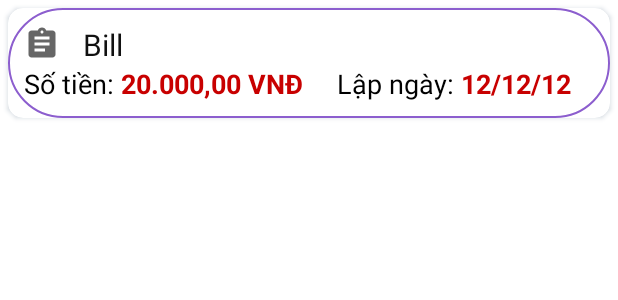
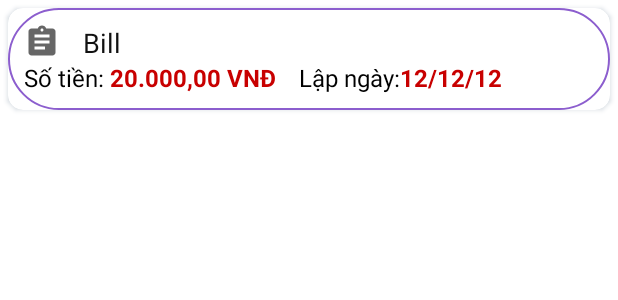
Before and after one commit to arirator120/demopharmacystore, an Android app: the layout row_item_history.xml on its own in the app's theme, with its tools: preview values and no code run, on a phone screen of 412 x 824 dp. Shown: the top 300 px of the screen. Run offline under Robolectric (Android 15) with nearby library versions, the phone set to English and light mode, and no system bars.

Commit message:
Edit Employee Login and row item history

```diff
--- a/QuanLyQuayThuoc/app/src/main/res/layout/row_item_history.xml
+++ b/QuanLyQuayThuoc/app/src/main/res/layout/row_item_history.xml
@@ -41,7 +41,7 @@
                         android:layout_height="match_parent"
                         android:textColor="#111111"
                         android:text="Bill"
-                        android:textSize="20sp"
+                        android:textSize="18sp"
                         />
                 </TableRow>
 
@@ -55,7 +55,7 @@
                         android:layout_width="wrap_content"
                         android:layout_height="match_parent"
                         android:textColor="@color/black"
-                        android:textSize="18sp"
+                        android:textSize="16sp"
                         android:text="Số tiền: "/>
                     <TextView
                         android:id="@+id/tvPrice"
@@ -63,31 +63,30 @@
                         android:layout_height="match_parent"
                         android:textColor="#C80000"
                         android:textStyle="bold"
-                        android:textSize="18sp"
+                        android:textSize="16sp"
                         android:text="20.000"/>
                     <TextView
-                        android:layout_width="0dp"
+                        android:layout_width="wrap_content"
                         android:layout_height="match_parent"
-                        android:layout_weight="1"
                         android:textColor="#C80000"
                         android:textStyle="bold"
-                        android:textSize="18sp"
+                        android:textSize="16sp"
                         android:text=",00 VNĐ"
                         />
                     <TextView
                         android:layout_width="wrap_content"
                         android:layout_height="match_parent"
                         android:textColor="@color/black"
-                        android:textSize="18sp"
-                        android:text="Lập ngày: "/>
+                        android:textSize="16sp"
+                        android:paddingLeft="15dp"
+                        android:text="Lập ngày:"/>
                     <TextView
                         android:id="@+id/tvDate"
-                        android:layout_width="0dp"
+                        android:layout_width="wrap_content"
                         android:layout_height="match_parent"
-                        android:layout_weight="1"
                         android:textColor="#C80000"
                         android:textStyle="bold"
-                        android:textSize="18sp"
+                        android:textSize="16sp"
                         android:text="12/12/12"
                         />
                 </TableRow>
```
Also changed, not shown: QuanLyQuayThuoc/app/src/main/res/layout/activity_employee_login.xml (+43 -12 lines).
